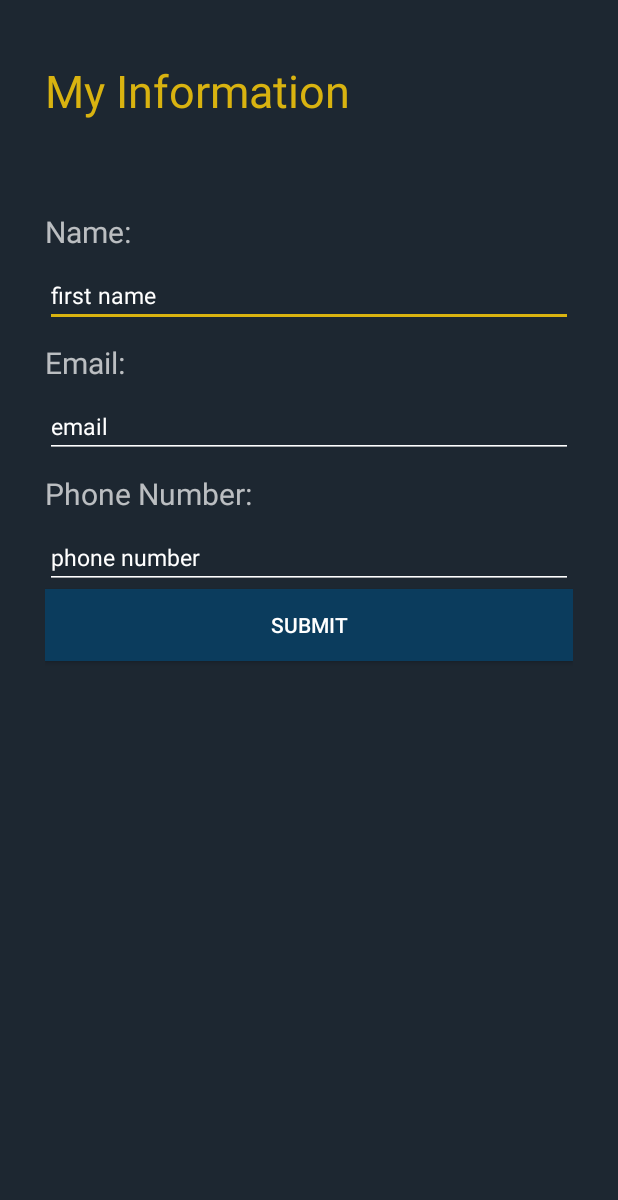
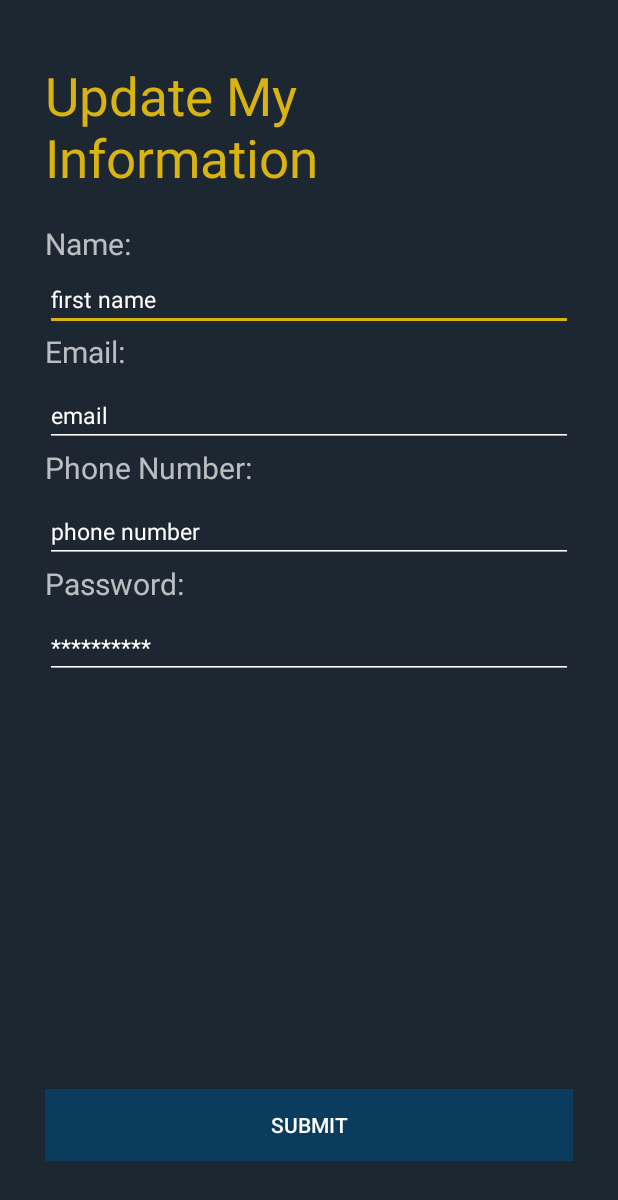
Before and after one commit to SWE443-TeamRed/open-bank, an Android app: the layout fragment_user_info.xml on its own in the app's theme, with its tools: preview values and no code run, on a phone screen of 412 x 824 dp. Shown: the top 1200 px of the screen. Run offline under Robolectric (Android 15) with nearby library versions, the phone set to English and light mode, and no system bars.

```diff
--- a/OpenBankApplication/app/src/main/res/layout/activity_login.xml
+++ b/OpenBankApplication/app/src/main/res/layout/activity_login.xml
@@ -90,7 +90,7 @@
 
 
     <Button
-        android:id="@+id/email_sign_in_button"
+        android:id="@+id/sign_in_button"
         style="?android:textAppearanceSmall"
         android:background="#0b3c5d"
         android:layout_width="wrap_content"
--- a/OpenBankApplication/app/src/main/res/layout/fragment_user_info.xml
+++ b/OpenBankApplication/app/src/main/res/layout/fragment_user_info.xml
@@ -19,18 +19,17 @@
             android:layout_height="wrap_content"
             android:layout_marginBottom="20dp"
             android:layout_marginTop="20dp"
-            android:text="My Information"
+            android:text="Update My Information"
             android:textColor="@color/colorAccent"
-            android:textSize="30sp" />
+            android:textSize="35sp" />
 
         <TextView
             android:id="@+id/first_name_txt"
             android:layout_width="match_parent"
-            android:layout_height="35dp"
+            android:layout_height="30dp"
             android:layout_alignParentLeft="true"
             android:layout_alignParentStart="true"
             android:layout_below="@+id/transfer_text"
-            android:layout_marginTop="40dp"
             android:ems="10"
             android:text="Name:"
             android:textSize="20sp" />
@@ -45,8 +44,7 @@
             android:ems="10"
             android:inputType="textPersonName"
             android:text="first name"
-            android:textSize="15sp"
-            />
+            android:textSize="15sp" />
 
         <!--<TextView-->
         <!--android:id="@+id/last_name_txt"-->
@@ -78,17 +76,15 @@
             android:id="@+id/email_txt"
             android:layout_width="match_parent"
             android:layout_height="35dp"
+            android:layout_alignParentLeft="true"
+            android:layout_alignParentStart="true"
+            android:layout_below="@+id/first_name"
             android:ems="10"
             android:text="Email:"
-            android:textSize="20sp"
-            android:layout_below="@+id/first_name"
-            android:layout_alignParentLeft="true"
-            android:layout_alignParentStart="true"
-            android:layout_marginTop="10dp"
-            />
+            android:textSize="20sp" />
 
         <EditText
-            android:id="@+id/email"
+            android:id="@+id/user_email"
             android:layout_width="match_parent"
             android:layout_height="wrap_content"
             android:layout_alignParentLeft="true"
@@ -97,21 +93,18 @@
             android:ems="10"
             android:inputType="textPersonName"
             android:text="email"
-            android:textSize="15sp"
-            />
+            android:textSize="15sp" />
 
         <TextView
             android:id="@+id/phone_number_txt"
             android:layout_width="match_parent"
             android:layout_height="35dp"
+            android:layout_alignParentLeft="true"
+            android:layout_alignParentStart="true"
+            android:layout_below="@+id/user_email"
             android:ems="10"
             android:text="Phone Number:"
-            android:textSize="20sp"
-            android:layout_below="@+id/email"
-            android:layout_alignParentLeft="true"
-            android:layout_alignParentStart="true"
-            android:layout_marginTop="10dp"
-            />
+            android:textSize="20sp" />
 
         <EditText
             android:id="@+id/phone_number"
@@ -123,21 +116,44 @@
             android:ems="10"
             android:inputType="phone"
             android:text="phone number"
+            android:textSize="15sp" />
+
+        <TextView
+            android:id="@+id/password_txt"
+            android:layout_width="match_parent"
+            android:layout_height="35dp"
+            android:ems="10"
+            android:text="Password:"
+            android:textSize="20sp"
+            android:layout_above="@+id/password"
+            android:layout_below="@id/phone_number"
+            android:layout_alignParentLeft="true"
+            android:layout_alignParentStart="true"
+            />
+
+        <EditText
+            android:id="@+id/user_password"
+            android:layout_width="match_parent"
+            android:layout_height="wrap_content"
+            android:ems="10"
+            android:inputType="phone"
+            android:text="**********"
             android:textSize="15sp"
-            />
+            android:layout_below="@+id/password_txt"
+            android:layout_alignParentLeft="true"
+            android:layout_alignParentStart="true" />
 
         <Button
             android:id="@+id/submit_users_info"
             android:layout_width="wrap_content"
             android:layout_height="wrap_content"
-            android:layout_below="@+id/phone_number"
+            android:background="@color/colorSecondaryDark"
             android:text="Submit"
-            android:layout_alignParentRight="true"
-            android:layout_alignParentEnd="true"
+            android:layout_alignParentBottom="true"
             android:layout_alignParentLeft="true"
             android:layout_alignParentStart="true"
-            android:background="@color/colorSecondaryDark"
-            />
+            android:layout_alignParentRight="true"
+            android:layout_alignParentEnd="true" />
 
     </RelativeLayout>
 </LinearLayout>
```
Also changed, not shown: OpenBankApplication/app/src/main/AndroidManifest.xml (+31 -2 lines), OpenBankApplication/app/src/main/java/com/app/swe443/openbankapp/LoginActivity.java (+40 -65 lines), OpenBankApplication/app/src/main/java/com/app/swe443/openbankapp/UsersFrag.java (+18 -13 lines), 2 other files.
